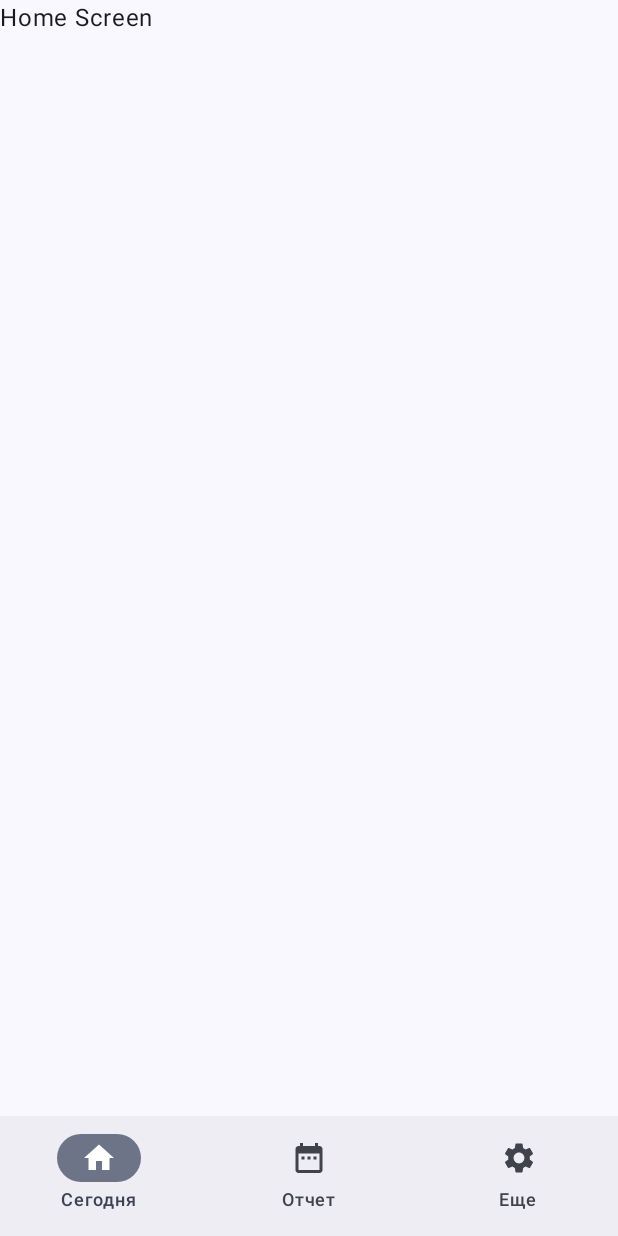
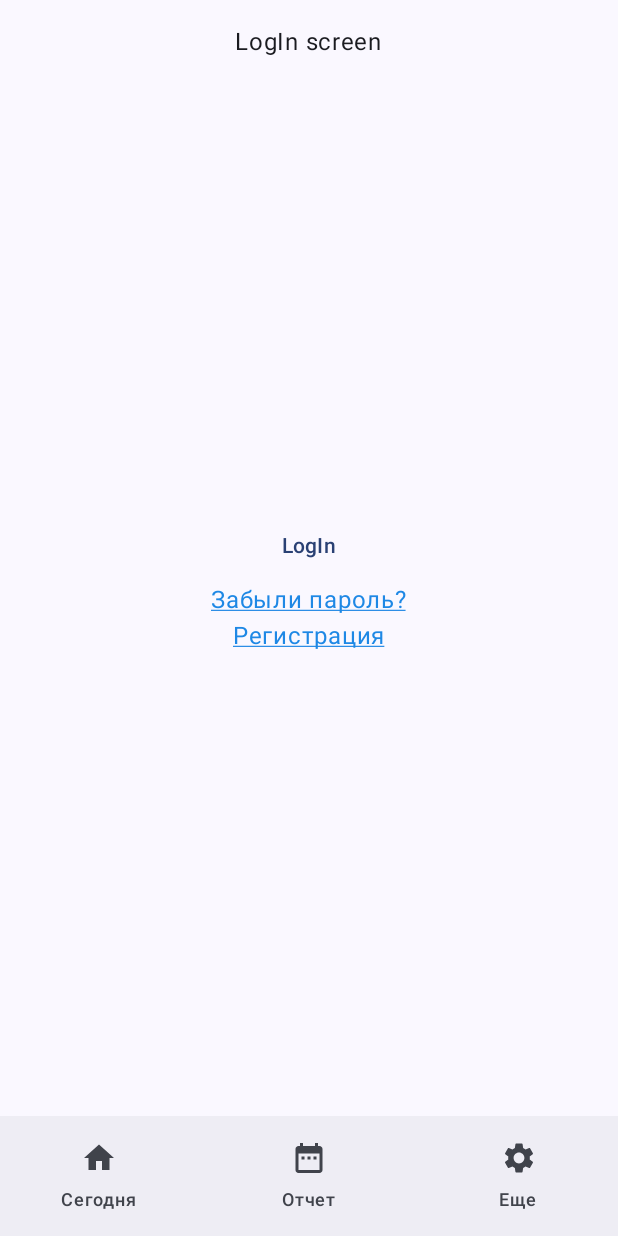
Before and after one commit to XBaTuT3MuHyT/NA_StepTracker, an Android app built with Jetpack Compose: the screen it shows after launch (MainActivity), on a phone screen of 412 x 824 dp. Run offline under Robolectric (Android 15) with nearby library versions, the phone set to English and light mode, and no system bars.

Commit message:
auth экраны, двойная навигация

```diff
--- a/app/src/main/java/com/example/na_steptracker/MyApp.kt
+++ b/app/src/main/java/com/example/na_steptracker/MyApp.kt
@@ -1,18 +1,11 @@
 package com.example.na_steptracker
 
 import androidx.compose.foundation.layout.fillMaxSize
-import androidx.compose.foundation.layout.padding
-import androidx.compose.material.icons.Icons
-import androidx.compose.material.icons.filled.DateRange
-import androidx.compose.material.icons.filled.Home
-import androidx.compose.material.icons.filled.Settings
 import androidx.compose.material3.Scaffold
 import androidx.compose.runtime.Composable
 import androidx.compose.ui.Modifier
-import androidx.compose.ui.graphics.vector.ImageVector
-import androidx.navigation.compose.NavHost
-import androidx.navigation.compose.composable
 import androidx.navigation.compose.rememberNavController
+import com.example.na_steptracker.graphs.RootNavGraph
 import com.example.na_steptracker.ui.theme.NA_StepTrackerTheme
 
 @Composable
@@ -24,27 +17,9 @@ fun MyApp() {
             modifier = Modifier.fillMaxSize(),
             bottomBar = {BottomBar(navController)}
         ){innerPadding ->
-            NavHost(
-                modifier = Modifier.padding(innerPadding),
-                navController = navController,
-                startDestination = "homeScreen"
-            ){
-                composable(BottomBarScreen.Home.route){HomeScreen(navController)}
-                composable(BottomBarScreen.Stat.route){StatScreen(navController)}
-                composable(BottomBarScreen.Settings.route) {SettingsScreen(navController)}
-        }
+            RootNavGraph(navController, innerPadding)
     }
 
 
     }
 }
-
-sealed class BottomBarScreen(
-    val route: String,
-    val label: String,
-    val icon: ImageVector
-){
-    object Home: BottomBarScreen("homeScreen","Сегодня", Icons.Default.Home)
-    object Stat: BottomBarScreen("statScreen","Отчет", Icons.Default.DateRange)
-    object Settings: BottomBarScreen("settingsScreen","Еще", Icons.Default.Settings)
-}
--- /dev/null
+++ b/app/src/main/java/com/example/na_steptracker/graphs/AuthNavGraph.kt
@@ -0,0 +1,22 @@
+package com.example.na_steptracker.graphs
+
+import androidx.navigation.NavGraphBuilder
+import androidx.navigation.NavHostController
+import androidx.navigation.compose.composable
+import androidx.navigation.navigation
+import com.example.na_steptracker.screens.auth.ForgotPasswordScreen
+import com.example.na_steptracker.screens.auth.LoginScreen
+import com.example.na_steptracker.screens.auth.SignupScreen
+
+fun NavGraphBuilder.authNavGraph(navController: NavHostController) {
+    navigation(
+        route = Graph.AUTH,
+        startDestination = "login"
+    ){
+        composable("login") { LoginScreen(navController) }
+        composable("forgot") { ForgotPasswordScreen(navController) }
+        composable("signup") { SignupScreen(navController) }
+    }
+
+
+}
--- /dev/null
+++ b/app/src/main/java/com/example/na_steptracker/graphs/HomeNavGraph.kt
@@ -0,0 +1,35 @@
+package com.example.na_steptracker.graphs
+
+import androidx.compose.material.icons.Icons
+import androidx.compose.material.icons.filled.DateRange
+import androidx.compose.material.icons.filled.Home
+import androidx.compose.material.icons.filled.Settings
+import androidx.compose.ui.graphics.vector.ImageVector
+import androidx.navigation.NavGraphBuilder
+import androidx.navigation.NavHostController
+import androidx.navigation.compose.composable
+import androidx.navigation.navigation
+import com.example.na_steptracker.screens.home.HomeScreen
+import com.example.na_steptracker.screens.home.SettingsScreen
+import com.example.na_steptracker.screens.home.StatScreen
+
+fun NavGraphBuilder.homeNavGraph(navController: NavHostController) {
+    navigation(
+        route = Graph.HOME,
+        startDestination = "homeScreen",
+    ){
+        composable(BottomBarScreen.Home.route){ HomeScreen(navController) }
+        composable(BottomBarScreen.Stat.route){ StatScreen(navController) }
+        composable(BottomBarScreen.Settings.route) { SettingsScreen(navController) }
+    }
+}
+
+sealed class BottomBarScreen(
+    val route: String,
+    val label: String,
+    val icon: ImageVector
+){
+    object Home: BottomBarScreen("homeScreen","Сегодня", Icons.Default.Home)
+    object Stat: BottomBarScreen("statScreen","Отчет", Icons.Default.DateRange)
+    object Settings: BottomBarScreen("settingsScreen","Еще", Icons.Default.Settings)
+}
--- /dev/null
+++ b/app/src/main/java/com/example/na_steptracker/graphs/RootNavGraph.kt
@@ -0,0 +1,29 @@
+package com.example.na_steptracker.graphs
+
+import androidx.compose.foundation.layout.PaddingValues
+import androidx.compose.foundation.layout.padding
+import androidx.compose.runtime.Composable
+import androidx.compose.ui.Modifier
+import androidx.navigation.NavHostController
+import androidx.navigation.compose.NavHost
+
+@Composable
+fun RootNavGraph(navController: NavHostController, innerPadding: PaddingValues) {
+    NavHost(
+        modifier = Modifier.padding(innerPadding),
+        startDestination = Graph.AUTH,
+        navController = navController
+    ){
+        authNavGraph(navController)
+        homeNavGraph(navController)
+    }
+}
+
+
+
+
+object Graph{
+    const val ROOT = "root_graph"
+    const val AUTH = "auth_graph"
+    const val HOME = "home_graph"
+}
--- /dev/null
+++ b/app/src/main/java/com/example/na_steptracker/screens/auth/LoginScreen.kt
@@ -0,0 +1,91 @@
+package com.example.na_steptracker.screens.auth
+
+import androidx.compose.foundation.clickable
+import androidx.compose.foundation.layout.Column
+import androidx.compose.foundation.layout.IntrinsicSize
+import androidx.compose.foundation.layout.Spacer
+import androidx.compose.foundation.layout.fillMaxWidth
+import androidx.compose.foundation.layout.height
+import androidx.compose.foundation.layout.padding
+import androidx.compose.foundation.layout.width
+import androidx.compose.material3.Text
+import androidx.compose.material3.TextButton
+import androidx.compose.runtime.Composable
+import androidx.compose.ui.Alignment
+import androidx.compose.ui.Modifier
+import androidx.compose.ui.graphics.Color
+import androidx.compose.ui.text.style.TextDecoration
+import androidx.compose.ui.unit.dp
+import androidx.compose.ui.unit.sp
+import androidx.navigation.NavHostController
+import com.example.na_steptracker.graphs.Graph
+
+@Composable
+fun LoginScreen(navController: NavHostController) {
+    Column(
+        modifier = Modifier
+            .fillMaxWidth()
+            .padding(16.dp)
+            .width(IntrinsicSize.Max),
+        horizontalAlignment = Alignment.CenterHorizontally
+    ) {
+        Text("LogIn screen")
+        Spacer(
+            modifier = Modifier
+                .height(300.dp)
+                .fillMaxWidth()
+        )
+        TextButton(
+            modifier = Modifier.fillMaxWidth(),
+            onClick = {
+                navController.navigate(Graph.HOME)
+            }) {
+            Text("LogIn")
+        }
+        ForgotPasswordClickableText()
+        SignupClickableText()
+    }
+}
+
+@Composable
+fun LoginClickableText(){
+    Text(
+        text = "Есть аккаунт",
+        fontSize = 16.sp,
+        color = Color(0xFF1E88E5),
+        textDecoration = TextDecoration.Underline,
+        modifier = Modifier.clickable {
+
+        }
+    )
+}
+@Composable
+fun ForgotPasswordClickableText(){
+    Text(
+        text = "Забыли пароль?",
+        fontSize = 16.sp,
+        color = Color(0xFF1E88E5),
+        textDecoration = TextDecoration.Underline,
+        modifier = Modifier.clickable {
+        }
+    )
+}
+@Composable
+fun SignupClickableText(){
+    Text(
+        text = "Регистрация",
+        fontSize = 16.sp,
+        color = Color(0xFF1E88E5),
+        textDecoration = TextDecoration.Underline,
+        modifier = Modifier.clickable {
+        }
+    )
+}
+
+//@Preview(showBackground = true)
+//@Composable
+//fun LoginScreenPreview(){
+//    NA_StepTrackerTheme {
+//        LoginScreen()
+//    }
+//}
--- a/app/src/main/java/com/example/na_steptracker/SettingsScreen.kt
+++ b/app/src/main/java/com/example/na_steptracker/screens/home/SettingsScreen.kt
@@ -1,4 +1,4 @@
-package com.example.na_steptracker
+package com.example.na_steptracker.screens.home
 
 import androidx.compose.material3.Text
 import androidx.compose.runtime.Composable
--- a/app/src/main/java/com/example/na_steptracker/StatScreen.kt
+++ b/app/src/main/java/com/example/na_steptracker/screens/home/StatScreen.kt
@@ -1,4 +1,4 @@
-package com.example.na_steptracker
+package com.example.na_steptracker.screens.home
 
 import androidx.compose.material3.Text
 import androidx.compose.runtime.Composable
```
Also changed, not shown: app/src/main/java/com/example/na_steptracker/BottomBar.kt (+1 -8 lines), app/src/main/java/com/example/na_steptracker/HomeScreen.kt (deleted, +0 -24 lines), app/src/main/java/com/example/na_steptracker/screens/auth/ForgotPasswordScreen.kt (added, +43 -0 lines), app/src/main/java/com/example/na_steptracker/screens/auth/SignupScreen.kt (added, +47 -0 lines), app/src/main/java/com/example/na_steptracker/screens/home/HomeScreen.kt (added, +10 -0 lines).
